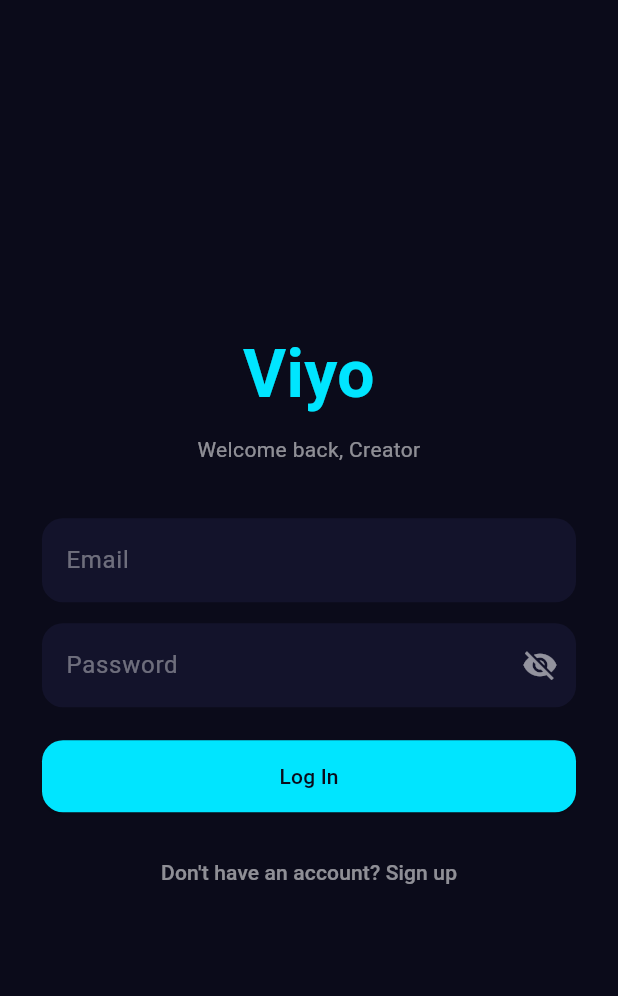
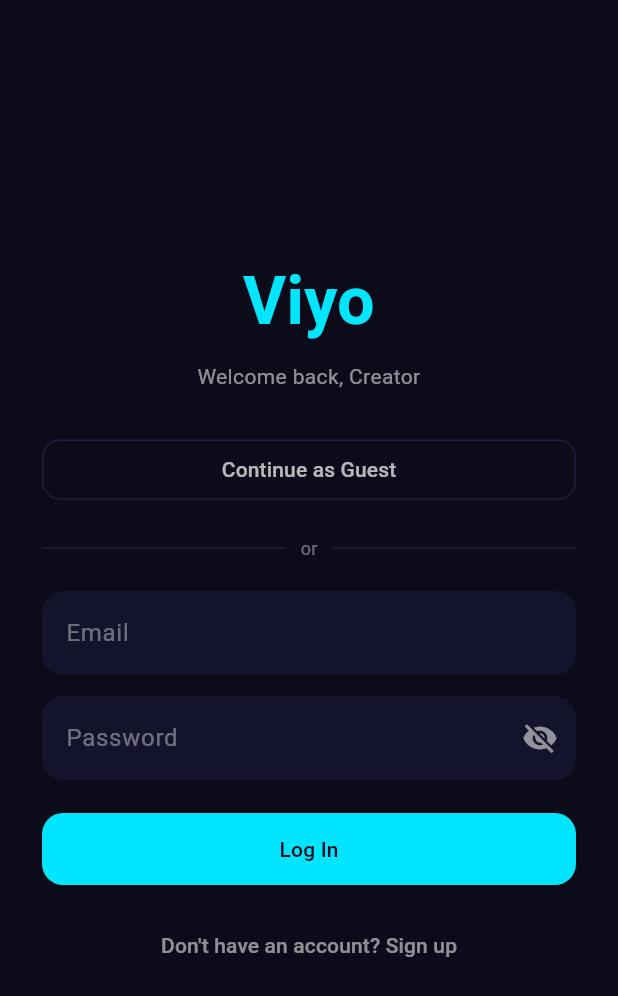
Before and after one commit to ollie81/Viyo-, a Flutter app: the screen it shows after launch, on a phone screen of 412 x 824 dp. Shown: the top 996 px of the screen. Run offline on Flutter 3.47's test engine with Material 3 defaults, Android fonts, the phone set to English and light mode, and no system bars; our stand-ins replace cached_network_image, dio, image_picker, share_plus, shared_preferences, shimmer and 3 more; missing offline and left inert: video_thumbnail, video_trimmer; accounts and stored records are empty; network calls fail.

Commit message:
Add visible "Continue as Guest" retry on the login screen
Reaching LoginScreen at all means the app's automatic anonymous
sign-in (main.dart's SplashScreen) already failed once — a real
problem (anonymous sign-ins disabled in the Supabase project) or a
transient network blip. Previously that silently stranded someone on
a plain login form with no indication guest browsing was ever an
option and no way to retry it short of restarting the app.

Adds an explicit "Continue as Guest" button above the login form that
retries signInAnonymously() and routes to HomeShell on success (same
guest-profile-creation fallback as the splash screen), or shows the
actual error inline on failure instead of nothing.

Verified with a real Flutter SDK: flutter analyze (clean) and
flutter build web --release (clean compile).

```diff
--- a/lib/screens/auth/login_screen.dart
+++ b/lib/screens/auth/login_screen.dart
@@ -1,5 +1,6 @@
 import 'package:flutter/material.dart';
 import '../../services/auth_service.dart';
+import '../../services/profile_service.dart';
 import '../../theme/app_theme.dart';
 import '../home/home_shell.dart';
 import 'signup_screen.dart';
@@ -19,6 +20,7 @@ class _LoginScreenState extends State<LoginScreen> {
   bool _obscurePassword = true;
   String? _error;
   bool _showResend = false;
+  bool _continuingAsGuest = false;
 
   Future<void> _login() async {
     setState(() {
@@ -60,6 +62,42 @@ class _LoginScreenState extends State<LoginScreen> {
     }
   }
 
+  /// Reaching this screen at all means the app's automatic anonymous
+  /// sign-in (see main.dart's SplashScreen) already failed once — could be
+  /// a real problem (anonymous sign-ins disabled in the Supabase project)
+  /// or just a transient network blip. This gives a visible way to retry
+  /// it instead of silently stranding someone on a login wall with no
+  /// indication guest browsing was ever an option.
+  Future<void> _continueAsGuest() async {
+    setState(() {
+      _continuingAsGuest = true;
+      _error = null;
+    });
+    try {
+      final response = await AuthService.signInAnonymously();
+      final userId = response.user?.id;
+      if (userId == null) {
+        throw Exception('No session returned');
+      }
+
+      try {
+        await ProfileService.getProfile(userId);
+      } catch (_) {
+        await AuthService.createGuestProfile(userId);
+      }
+
+      if (!mounted) return;
+      Navigator.of(context).pushAndRemoveUntil(
+        MaterialPageRoute(builder: (_) => const HomeShell()),
+        (_) => false,
+      );
+    } catch (e) {
+      setState(() => _error = 'Could not continue as guest: $e');
+    } finally {
+      if (mounted) setState(() => _continuingAsGuest = false);
+    }
+  }
+
   @override
   Widget build(BuildContext context) {
     return Scaffold(
@@ -85,7 +123,28 @@ class _LoginScreenState extends State<LoginScreen> {
                 textAlign: TextAlign.center,
                 style: TextStyle(color: AppColors.textSecondary),
               ),
-              const SizedBox(height: 36),
+              const SizedBox(height: 28),
+              OutlinedButton(
+                onPressed: _continuingAsGuest ? null : _continueAsGuest,
+                child: _continuingAsGuest
+                    ? const SizedBox(
+                        height: 18,
+                        width: 18,
+                        child: CircularProgressIndicator(strokeWidth: 2))
+                    : const Text('Continue as Guest'),
+              ),
+              const SizedBox(height: 20),
+              const Row(
+                children: [
+                  Expanded(child: Divider(color: AppColors.surfaceBorder)),
+                  Padding(
+                    padding: EdgeInsets.symmetric(horizontal: 10),
+                    child: Text('or', style: TextStyle(color: AppColors.textMuted, fontSize: 12)),
+                  ),
+                  Expanded(child: Divider(color: AppColors.surfaceBorder)),
+                ],
+              ),
+              const SizedBox(height: 20),
               TextField(
                 controller: _email,
                 keyboardType: TextInputType.emailAddress,
```
